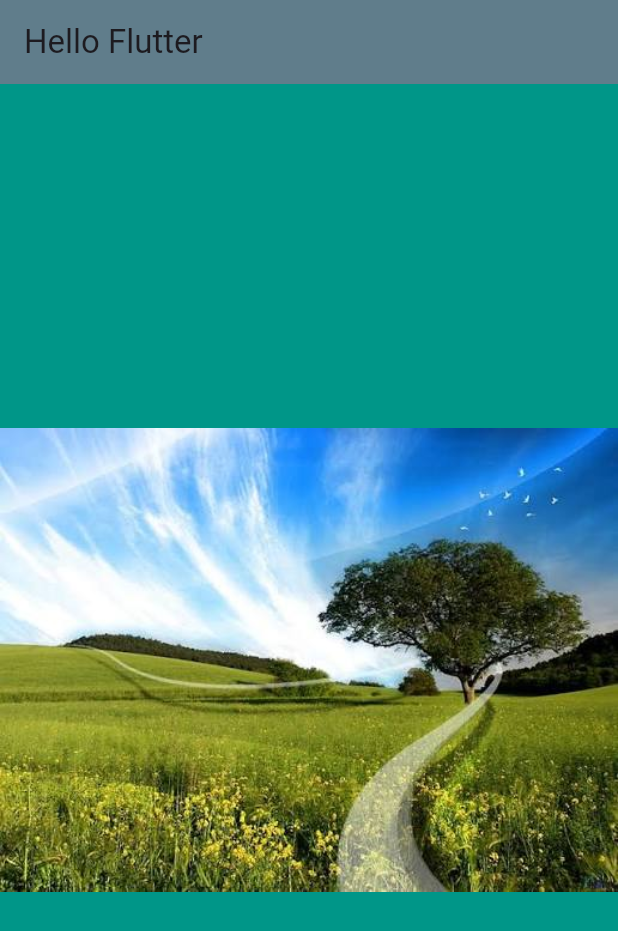
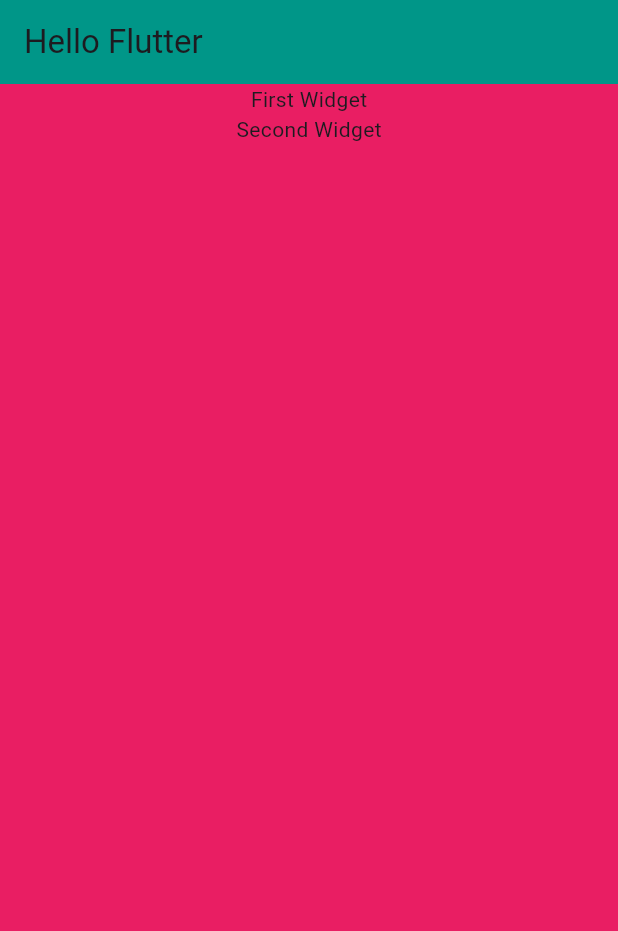
Before and after one commit to mujtabaexe/Flutter-Source-Code, a Flutter app: the screen it shows after launch, on a phone screen of 412 x 824 dp. Shown: the top 931 px of the screen. Run offline on Flutter 3.47's test engine with Material 3 defaults, Android fonts, the phone set to English and light mode, and no system bars.

Commit message:
Day3: hot reload, hot restart, single layout/multi layout child

```diff
--- a/my_first_app/lib/main.dart
+++ b/my_first_app/lib/main.dart
@@ -1,17 +1,28 @@
 import 'package:flutter/material.dart';
 
 void main() {
-  runApp(
-    MaterialApp(
+  runApp(MyApp());
+}
+
+class MyApp extends StatelessWidget {
+  const MyApp({super.key});
+
+  @override
+  Widget build(BuildContext context) {
+    return MaterialApp(
       home: Scaffold(
-        backgroundColor: Colors.teal,
-
+        backgroundColor: Colors.pink,
         appBar: AppBar(
-          backgroundColor: Colors.blueGrey,
-          title: Text("Hello Flutter"),
+          backgroundColor: Colors.teal,
+          title: const Text("Hello Flutter"),
         ),
-        body: const Center(child: Image(image: AssetImage('assets/images/green.jpg'))),
+        body: Column(
+          children: const [
+            Center(child: Text('First Widget')),
+            Text('Second Widget'),
+          ],
+        ),
       ),
-    ),
-  );
+    );
+  }
 }
```
Also changed, not shown: my_first_app/pubspec.lock, 37 other files.
